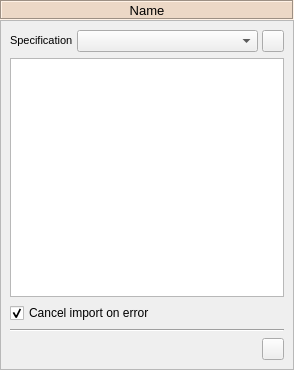
spine-tools/spine-items, file spine_items/importer/ui/importer_properties.ui: the form before one commit.
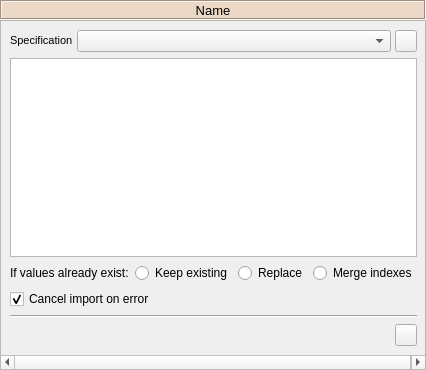
The form after the commit. Icons and pictures are not drawn.

Commit message:
Add parameter value conflict resolution to importer
Re Spine-project/Spine-Database-API#152

Diff of the .ui file:
```diff
--- a/spine_items/importer/ui/importer_properties.ui
+++ b/spine_items/importer/ui/importer_properties.ui
@@ -18,7 +18,7 @@
    <rect>
     <x>0</x>
     <y>0</y>
-    <width>294</width>
+    <width>426</width>
     <height>370</height>
    </rect>
   </property>
@@ -98,8 +98,8 @@
        <rect>
         <x>0</x>
         <y>0</y>
-        <width>292</width>
-        <height>348</height>
+        <width>509</width>
+        <height>334</height>
        </rect>
       </property>
       <layout class="QVBoxLayout" name="verticalLayout_21">
@@ -197,6 +197,38 @@
          </property>
         </widget>
        </item>
+       <item>
+        <layout class="QHBoxLayout" name="horizontalLayout">
+         <item>
+          <widget class="QLabel" name="label">
+           <property name="text">
+            <string>If values already exist:</string>
+           </property>
+          </widget>
+         </item>
+         <item>
+          <widget class="QRadioButton" name="radioButton_on_conflict_keep">
+           <property name="text">
+            <string>Keep existing</string>
+           </property>
+          </widget>
+         </item>
+         <item>
+          <widget class="QRadioButton" name="radioButton_on_conflict_replace">
+           <property name="text">
+            <string>Replace</string>
+           </property>
+          </widget>
+         </item>
+         <item>
+          <widget class="QRadioButton" name="radioButton_on_conflict_merge">
+           <property name="text">
+            <string>Merge indexes</string>
+           </property>
+          </widget>
+         </item>
+        </layout>
+       </item>
        <item>
         <widget class="QCheckBox" name="cancel_on_error_checkBox">
          <property name="toolTip">
```
The commit also changes 6 other files.
